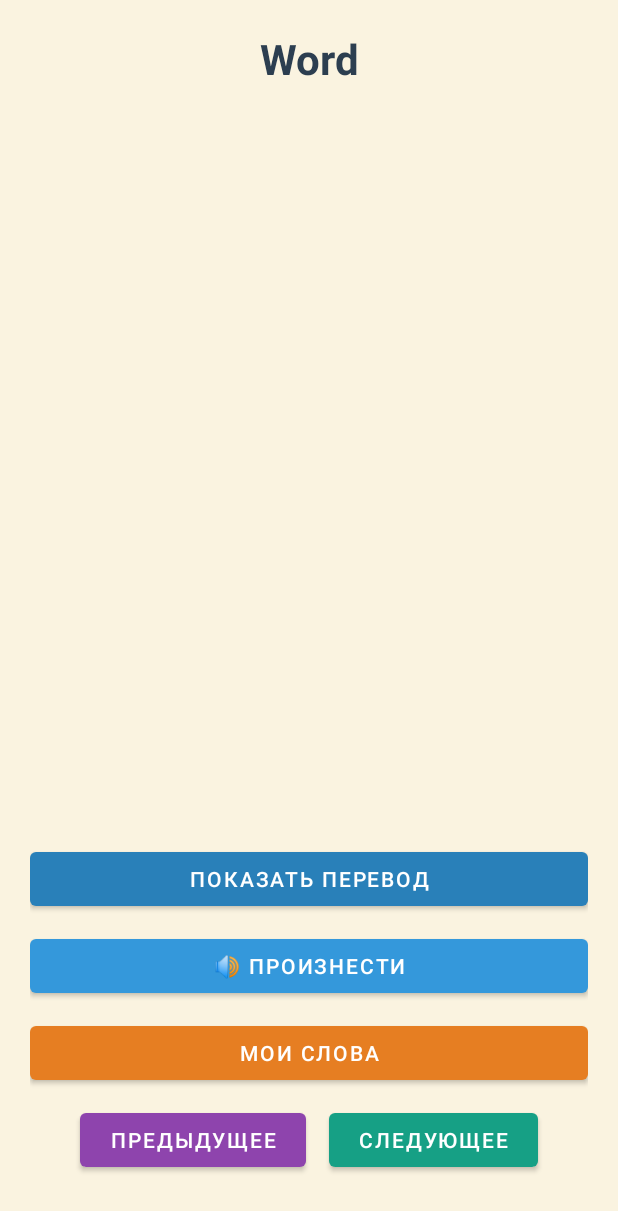
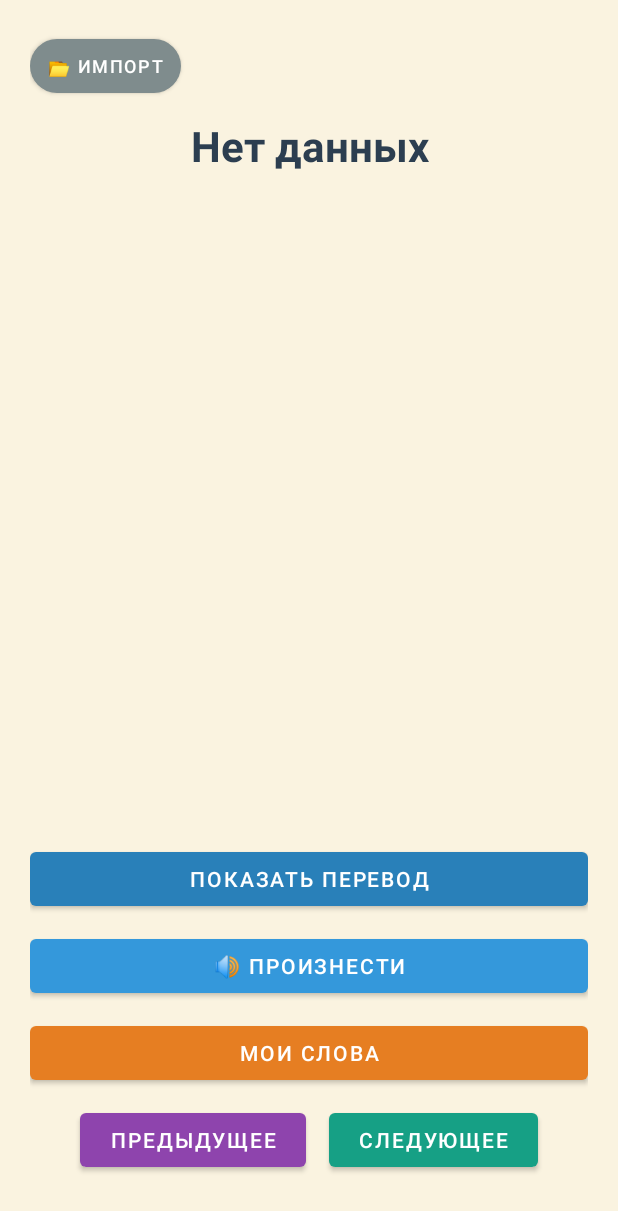
Before and after one commit to hardlump/WordTrainerApp, an Android app: the screen it shows after launch (MainActivity), on a phone screen of 412 x 824 dp. Shown: the top 1211 px of the screen. Run offline under Robolectric (Android 15) with nearby library versions, the phone set to English and light mode, and no system bars.

Commit message:
Стабильная версия с возможностью ипорта json со словами

```diff
--- a/app/src/main/AndroidManifest.xml
+++ b/app/src/main/AndroidManifest.xml
@@ -1,6 +1,7 @@
 <?xml version="1.0" encoding="utf-8"?>
 <manifest xmlns:android="http://schemas.android.com/apk/res/android">
 
+    <uses-permission android:name="android.permission.INTERNET"/>
     <application
         android:allowBackup="true"
         android:label="@string/app_name"
@@ -8,6 +9,7 @@
         android:icon="@mipmap/ic_launcher"
         android:roundIcon="@mipmap/ic_launcher_round"
         android:theme="@style/Theme.WordTrainerApp">
+
         <activity
             android:name=".MainActivity"
             android:exported="true">
--- a/app/src/main/res/layout/activity_main.xml
+++ b/app/src/main/res/layout/activity_main.xml
@@ -6,6 +6,22 @@
     android:layout_height="match_parent"
     android:background="#FAF3E0"
     android:padding="20dp">
+
+    <!-- Кнопка импорта файла JSON -->
+    <com.google.android.material.button.MaterialButton
+        android:id="@+id/importJsonBtn"
+        android:layout_width="wrap_content"
+        android:layout_height="wrap_content"
+        android:text="📂 Импорт"
+        app:backgroundTint="#7F8C8D"
+        android:textColor="#FFFFFF"
+        android:textSize="12sp"
+        android:paddingStart="12dp"
+        android:paddingEnd="12dp"
+        android:layout_marginBottom="10dp"
+        app:cornerRadius="20dp"
+        app:layout_constraintTop_toTopOf="parent"
+        app:layout_constraintStart_toStartOf="parent"/>
 
     <!-- Английское слово фиксировано сверху -->
     <TextView
@@ -17,9 +33,10 @@
         android:textStyle="bold"
         android:textColor="#2C3E50"
         android:gravity="center"
-        app:layout_constraintTop_toTopOf="parent"
+        app:layout_constraintTop_toBottomOf="@id/importJsonBtn"
         app:layout_constraintStart_toStartOf="parent"
         app:layout_constraintEnd_toEndOf="parent"
+        android:layout_marginTop="10dp"
         android:layout_marginBottom="10dp"/>
 
     <!-- ScrollView для перевода -->
```
Also changed, not shown: app/src/main/java/com/example/wordtrainer/MainActivity.kt (+97 -15 lines), 80 other files.
